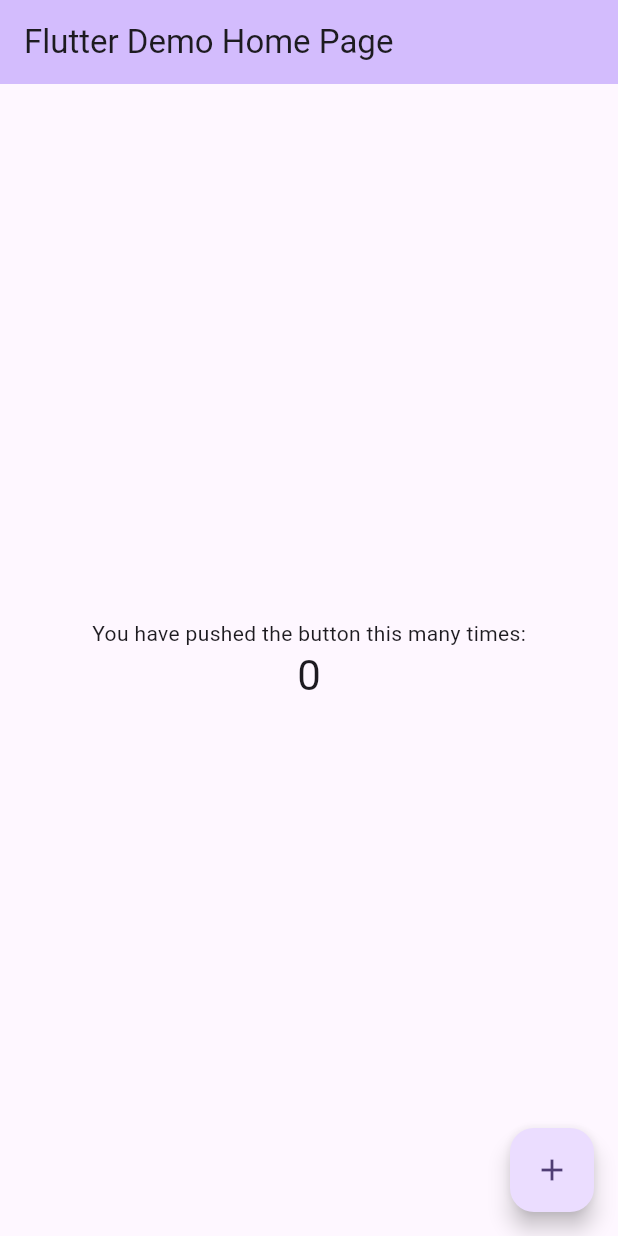
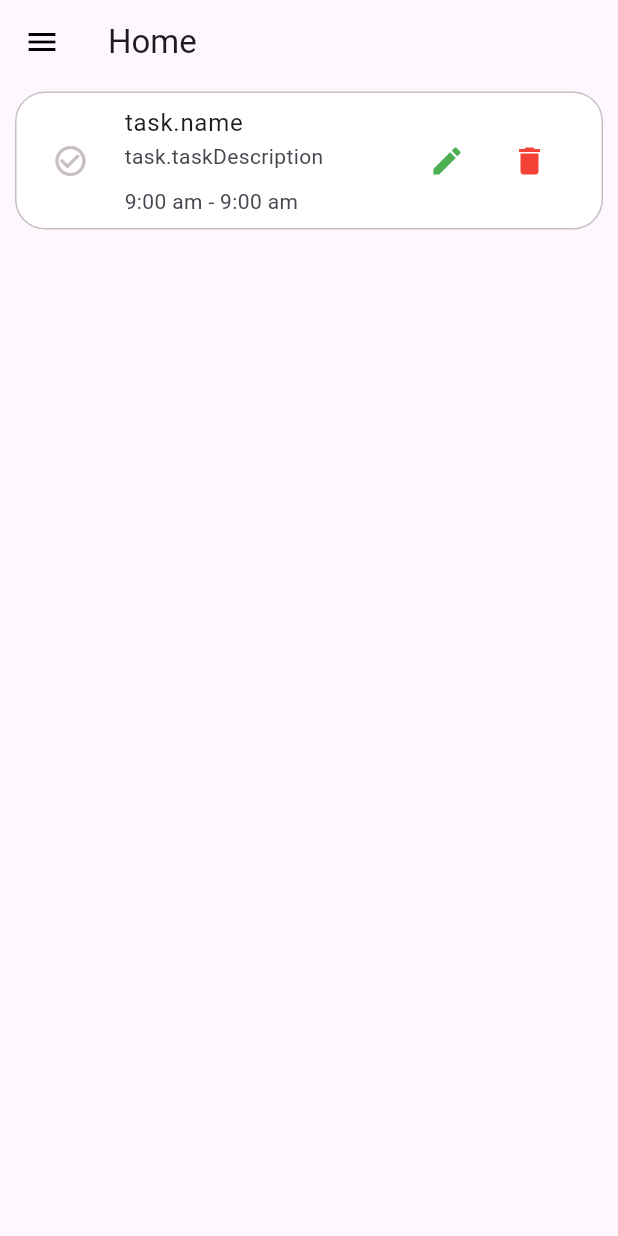
Before and after one commit to Yoseph-Gebeyehu/Task-Management, a Flutter app: the screen it shows after launch, on a phone screen of 412 x 824 dp. Run offline on Flutter 3.47's test engine with Material 3 defaults, Android fonts, the light colour scheme and no system bars; our stand-ins replace bloc, flutter_bloc.

Commit message:
Create a task model and add home page.

```diff
--- /dev/null
+++ b/lib/data/model/task.dart
@@ -0,0 +1,35 @@
+class Task {
+  String id;
+  String title;
+  String description;
+  DateTime dueDate;
+  bool isCompleted;
+
+  Task({
+    required this.id,
+    required this.title,
+    required this.description,
+    required this.dueDate,
+    this.isCompleted = false,
+  });
+
+  factory Task.fromJson(Map<String, dynamic> json) {
+    return Task(
+      id: json['id'],
+      title: json['title'],
+      description: json['description'],
+      dueDate: DateTime.parse(json['dueDate']),
+      isCompleted: json['isCompleted'] ?? false,
+    );
+  }
+
+  Map<String, dynamic> toJson() {
+    return {
+      'id': id,
+      'title': title,
+      'description': description,
+      'dueDate': dueDate.toIso8601String(),
+      'isCompleted': isCompleted,
+    };
+  }
+}
--- /dev/null
+++ b/lib/features/home/presentation/home_page.dart
@@ -0,0 +1,84 @@
+import 'package:flutter/material.dart';
+import 'package:flutter_bloc/flutter_bloc.dart';
+import 'package:task_management/data/model/task.dart';
+import 'package:task_management/features/home/bloc/home_bloc.dart';
+
+class HomePage extends StatelessWidget {
+  Task? task;
+
+  @override
+  Widget build(BuildContext context) {
+    Size deviceSize = MediaQuery.of(context).size;
+
+    return Scaffold(
+      drawer: const Drawer(),
+      appBar: AppBar(
+        iconTheme: const IconThemeData(color: Colors.black),
+        title: const Text('Home'),
+      ),
+      body: BlocConsumer<HomeBloc, HomeState>(
+        listener: (context, state) {},
+        builder: (context, state) {
+          return ListView.builder(
+            itemCount: 1,
+            itemBuilder: (context, index) {
+              return Container(
+                margin: const EdgeInsets.symmetric(vertical: 5, horizontal: 10),
+                decoration: BoxDecoration(
+                  color: Colors.white,
+                  borderRadius: BorderRadius.circular(20),
+                  border: Border.all(
+                    color: const Color.fromARGB(255, 200, 192, 192),
+                  ),
+                ),
+                child: ListTile(
+                  leading: CircleAvatar(
+                    backgroundColor: Colors.white,
+                    child: IconButton(
+                      onPressed: () {},
+                      icon: const Icon(
+                        Icons.check_circle_outline,
+                        color: Color.fromARGB(255, 200, 192, 192),
+                      ),
+                    ),
+                  ),
+                  title: const Text("task.name"),
+                  subtitle: const Column(
+                    crossAxisAlignment: CrossAxisAlignment.start,
+                    children: [
+                      Text("task.taskDescription " ?? 'No description'),
+                      SizedBox(height: 10),
+                      Row(
+                        children: [
+                          Text("9:00 am" ?? 'N/A'),
+                          Text(' - '),
+                          Text("9:00 am" ?? 'N/A'),
+                        ],
+                      ),
+                    ],
+                  ),
+                  trailing: SizedBox(
+                    width: deviceSize.width * 0.25,
+                    child: Row(
+                      children: [
+                        IconButton(
+                          icon: const Icon(Icons.edit, color: Colors.green),
+                          onPressed: () {},
+                        ),
+                        const Spacer(),
+                        IconButton(
+                          icon: const Icon(Icons.delete, color: Colors.red),
+                          onPressed: () {},
+                        ),
+                      ],
+                    ),
+                  ),
+                ),
+              );
+            },
+          );
+        },
+      ),
+    );
+  }
+}
--- a/lib/main.dart
+++ b/lib/main.dart
@@ -1,4 +1,12 @@
 import 'package:flutter/material.dart';
+import 'package:flutter_bloc/flutter_bloc.dart';
+import 'package:task_management/features/add-task/bloc/add_task_bloc.dart';
+import 'package:task_management/features/completed-task/bloc/completed_task_bloc.dart';
+import 'package:task_management/features/drawer/bloc/drawer_bloc.dart';
+import 'package:task_management/features/edit-task/bloc/edit_task_bloc.dart';
+import 'package:task_management/features/home/bloc/home_bloc.dart';
+import 'package:task_management/features/home/presentation/home_page.dart';
+import 'package:task_management/features/setting/bloc/setting_bloc.dart';
 
 void main() {
   runApp(const MyApp());
@@ -7,119 +15,36 @@
 class MyApp extends StatelessWidget {
   const MyApp({super.key});
 
-  // This widget is the root of your application.
   @override
   Widget build(BuildContext context) {
-    return MaterialApp(
-      title: 'Flutter Demo',
-      theme: ThemeData(
-        // This is the theme of your application.
-        //
-        // TRY THIS: Try running your application with "flutter run". You'll see
-        // the application has a purple toolbar. Then, without quitting the app,
-        // try changing the seedColor in the colorScheme below to Colors.green
-        // and then invoke "hot reload" (save your changes or press the "hot
-        // reload" button in a Flutter-supported IDE, or press "r" if you used
-        // the command line to start the app).
-        //
-        // Notice that the counter didn't reset back to zero; the application
-        // state is not lost during the reload. To reset the state, use hot
-        // restart instead.
-        //
-        // This works for code too, not just values: Most code changes can be
-        // tested with just a hot reload.
-        colorScheme: ColorScheme.fromSeed(seedColor: Colors.deepPurple),
-        useMaterial3: true,
+    return MultiBlocProvider(
+      providers: [
+        BlocProvider<HomeBloc>(
+          create: (context) => HomeBloc(),
+        ),
+        BlocProvider<AddTaskBloc>(
+          create: (context) => AddTaskBloc(),
+        ),
+        BlocProvider<CompletedTaskBloc>(
+          create: (context) => CompletedTaskBloc(),
+        ),
+        BlocProvider<DrawerBloc>(
+          create: (context) => DrawerBloc(),
+        ),
+        BlocProvider<EditTaskBloc>(
+          create: (context) => EditTaskBloc(),
+        ),
+        BlocProvider<SettingBloc>(
+          create: (context) => SettingBloc(),
+        ),
+      ],
+      child: MaterialApp(
+        title: 'Task Manager',
+        theme: ThemeData(
+          primarySwatch: Colors.blue,
+        ),
+        home: HomePage(),
       ),
-      home: const MyHomePage(title: 'Flutter Demo Home Page'),
     );
   }
 }
-
-class MyHomePage extends StatefulWidget {
-  const MyHomePage({super.key, required this.title});
-
-  // This widget is the home page of your application. It is stateful, meaning
-  // that it has a State object (defined below) that contains fields that affect
-  // how it looks.
-
-  // This class is the configuration for the state. It holds the values (in this
-  // case the title) provided by the parent (in this case the App widget) and
-  // used by the build method of the State. Fields in a Widget subclass are
-  // always marked "final".
-
-  final String title;
-
-  @override
-  State<MyHomePage> createState() => _MyHomePageState();
-}
-
-class _MyHomePageState extends State<MyHomePage> {
-  int _counter = 0;
-
-  void _incrementCounter() {
-    setState(() {
-      // This call to setState tells the Flutter framework that something has
-      // changed in this State, which causes it to rerun the build method below
-      // so that the display can reflect the updated values. If we changed
-      // _counter without calling setState(), then the build method would not be
-      // called again, and so nothing would appear to happen.
-      _counter++;
-    });
-  }
-
-  @override
-  Widget build(BuildContext context) {
-    // This method is rerun every time setState is called, for instance as done
-    // by the _incrementCounter method above.
-    //
-    // The Flutter framework has been optimized to make rerunning build methods
-    // fast, so that you can just rebuild anything that needs updating rather
-    // than having to individually change instances of widgets.
-    return Scaffold(
-      appBar: AppBar(
-        // TRY THIS: Try changing the color here to a specific color (to
-        // Colors.amber, perhaps?) and trigger a hot reload to see the AppBar
-        // change color while the other colors stay the same.
-        backgroundColor: Theme.of(context).colorScheme.inversePrimary,
-        // Here we take the value from the MyHomePage object that was created by
-        // the App.build method, and use it to set our appbar title.
-        title: Text(widget.title),
-      ),
-      body: Center(
-        // Center is a layout widget. It takes a single child and positions it
-        // in the middle of the parent.
-        child: Column(
-          // Column is also a layout widget. It takes a list of children and
-          // arranges them vertically. By default, it sizes itself to fit its
-          // children horizontally, and tries to be as tall as its parent.
-          //
-          // Column has various properties to control how it sizes itself and
-          // how it positions its children. Here we use mainAxisAlignment to
-          // center the children vertically; the main axis here is the vertical
-          // axis because Columns are vertical (the cross axis would be
-          // horizontal).
-          //
-          // TRY THIS: Invoke "debug painting" (choose the "Toggle Debug Paint"
-          // action in the IDE, or press "p" in the console), to see the
-          // wireframe for each widget.
-          mainAxisAlignment: MainAxisAlignment.center,
-          children: <Widget>[
-            const Text(
-              'You have pushed the button this many times:',
-            ),
-            Text(
-              '$_counter',
-              style: Theme.of(context).textTheme.headlineMedium,
-            ),
-          ],
-        ),
-      ),
-      floatingActionButton: FloatingActionButton(
-        onPressed: _incrementCounter,
-        tooltip: 'Increment',
-        child: const Icon(Icons.add),
-      ), // This trailing comma makes auto-formatting nicer for build methods.
-    );
-  }
-}
```
